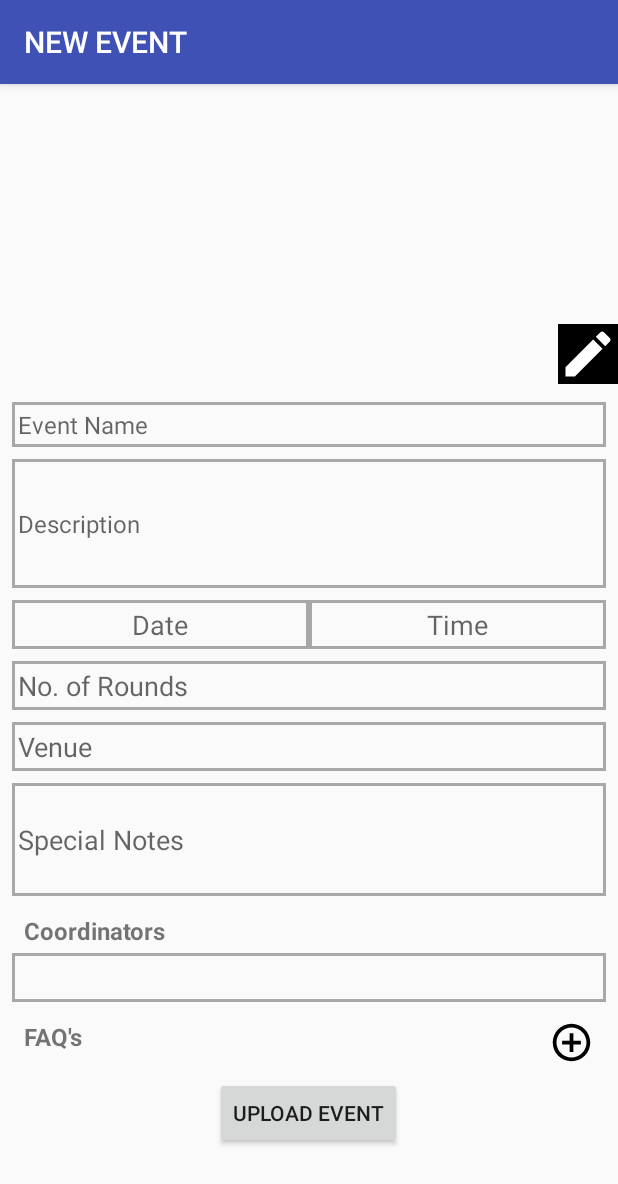
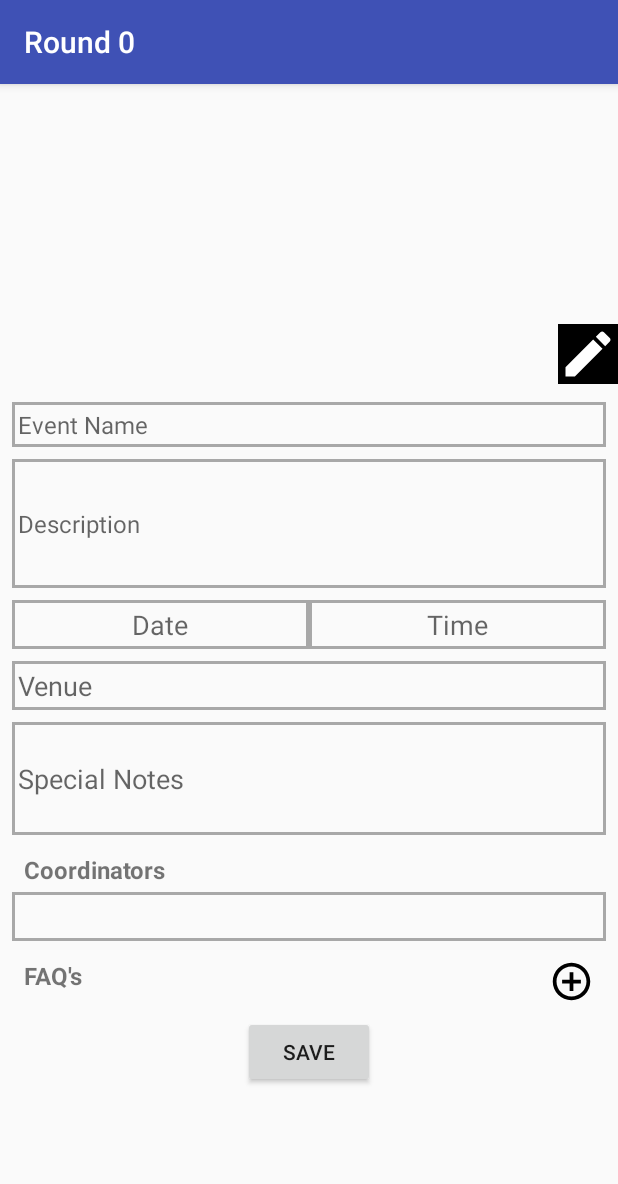
Before and after one commit to Manan-YMCA/FirstCut, an Android app: the AddRoundActivity screen opened directly, with no data from a screen before it, on a phone screen of 412 x 824 dp. Shown: the top 1184 px of the screen. Run offline under Robolectric (Android 15) with nearby library versions, the phone set to English and light mode, and no system bars; our stand-ins replace Firebase (no records; nobody signed in at launch, a user with empty details on screens opened directly); 1 statement that could not run was skipped.

Commit message:
Admin Round Feature Added

```diff
--- a/app/src/main/java/com/manan/dev/shineymca/AdminZone/AddEventActivity.java
+++ b/app/src/main/java/com/manan/dev/shineymca/AdminZone/AddRoundActivity.java
@@ -32,8 +32,6 @@ import android.widget.Toast;
 
 import com.google.android.gms.tasks.Continuation;
 import com.google.android.gms.tasks.OnCompleteListener;
-import com.google.android.gms.tasks.OnFailureListener;
-import com.google.android.gms.tasks.OnSuccessListener;
 import com.google.android.gms.tasks.Task;
 import com.google.firebase.auth.FirebaseAuth;
 import com.google.firebase.database.ChildEventListener;
@@ -41,12 +39,13 @@ import com.google.firebase.database.DataSnapshot;
 import com.google.firebase.database.DatabaseError;
 import com.google.firebase.database.DatabaseReference;
 import com.google.firebase.database.FirebaseDatabase;
+import com.google.firebase.database.ValueEventListener;
 import com.google.firebase.storage.FirebaseStorage;
 import com.google.firebase.storage.StorageReference;
 import com.google.firebase.storage.UploadTask;
 import com.manan.dev.shineymca.Adapters.AutocompleteCoordinatorAdapter;
 import com.manan.dev.shineymca.Models.Coordinator;
-import com.manan.dev.shineymca.Models.Event;
+import com.manan.dev.shineymca.Models.Round;
 import com.manan.dev.shineymca.Models.FAQ;
 import com.manan.dev.shineymca.R;
 import com.manan.dev.shineymca.Utility.Methods;
@@ -60,12 +59,13 @@ import java.util.TimeZone;
 import java.util.UUID;
 
 import static java.lang.Math.min;
+import static java.lang.Math.round;
 import static java.util.Collections.sort;
 
-public class AddEventActivity extends AppCompatActivity {
+public class AddRoundActivity extends AppCompatActivity {
 
     ImageView mPoster, mEditPoster, mAddFaq;
-    EditText mName, mDescription, mDate, mTime, mVenue, mSpecialNotes, mRoundCount;
+    EditText mName, mDescription, mDate, mTime, mVenue, mSpecialNotes, mRoundNumber;
     AutoCompleteTextView mCoordinators;
     LinearLayout mCoordinatorView, mFaqView;
     Button mSubmit;
@@ -74,9 +74,9 @@ public class AddEventActivity extends AppCompatActivity {
     ArrayList<Coordinator> mCoordinatorsAll, mSelectedCorrdinators;
     AutocompleteCoordinatorAdapter coordinatorAdapter;
     final private int REQ_ID_POSTER = 101;
-    Event mCurrEvent;
+    Round mCurrRound;
     Uri mPosterUri;
-    long date, time, roundCount;
+    long date, time, roundNumber;
     ArrayList<EditText> mFaqQuestion, mFaqAnswer;
     ArrayList<FAQ> mFaqs;
     String mClubName;
@@ -85,46 +85,54 @@ public class AddEventActivity extends AppCompatActivity {
     FirebaseAuth mAuth;
     String clubName;
     ProgressDialog mProgressDialog;
+    private DatabaseReference mRoundCount;
 
     @Override
     protected void onCreate(Bundle savedInstanceState) {
         super.onCreate(savedInstanceState);
-        setContentView(R.layout.activity_add_event);
-
+        setContentView(R.layout.activity_add_round);
         initializeVariables();
-
         initForEventUpload();
-
         addOnClickListeners();
-
         setUpAutoCompleteTextView();
-
-
+        eventListeners();
     }
 
+    private void eventListeners() {
+        mRoundCount.addValueEventListener(new ValueEventListener() {
+            @Override
+            public void onDataChange(@NonNull DataSnapshot dataSnapshot) {
+                roundNumber = (long) dataSnapshot.getValue()+1;
+                setTitle("Round "+roundNumber);
+            }
+
+            @Override
+            public void onCancelled(@NonNull DatabaseError databaseError) {
+
+            }
+        });
+    }
 
     private void initForEventUpload() {
         mAuth = FirebaseAuth.getInstance();
         clubName = mAuth.getCurrentUser().getDisplayName();
         mDatabaseRef = FirebaseDatabase.getInstance().getReference().child("Clubs").child(clubName).child("Rounds");
         firebaseStorage = FirebaseStorage.getInstance().getReference();
+        Log.d("ASIF", clubName);
+        mRoundCount = FirebaseDatabase.getInstance().getReference().child("Clubs").child(clubName).child("roundCount");
     }
 
     private void initializeVariables() {
-
-        roundCount = 0;
-
+        roundNumber = 0;
         mPoster = (ImageView) findViewById(R.id.iv_main_poster);
         mEditPoster = (ImageView) findViewById(R.id.iv_edit);
         mAddFaq = (ImageView) findViewById(R.id.iv_add_faq);
-
         mName = (EditText) findViewById(R.id.et_event_name);
         mDescription = (EditText) findViewById(R.id.et_description);
         mDate = (EditText) findViewById(R.id.et_date);
         mTime = (EditText) findViewById(R.id.et_time);
         mVenue = (EditText) findViewById(R.id.et_venue);
         mSpecialNotes = (EditText) findViewById(R.id.et_special_notes);
-        mRoundCount = (EditText) findViewById(R.id.et_rount_count);
 
         mCoordinators = (AutoCompleteTextView) findViewById(R.id.et_coordinators);
 
@@ -133,9 +141,9 @@ public class AddEventActivity extends AppCompatActivity {
 
         mSubmit = (Button) findViewById(R.id.bt_submit);
 
-        mClubName = Methods.getEmailSharedPref(AddEventActivity.this);
+        mClubName = Methods.getEmailSharedPref(AddRoundActivity.this);
         mFaqs = new ArrayList<FAQ>();
-        mCurrEvent = new Event();
+        mCurrRound = new Round();
         mFaqQuestion = new ArrayList<>();
         mFaqAnswer = new ArrayList<>();
         mCoordinatorsAll = new ArrayList<>();
@@ -165,7 +173,7 @@ public class AddEventActivity extends AppCompatActivity {
                 final int mMonth = mcurrentDate.get(java.util.Calendar.MONTH);
                 final int mDay = mcurrentDate.get(java.util.Calendar.DAY_OF_MONTH);
 
-                DatePickerDialog mDatePicker = new DatePickerDialog(AddEventActivity.this, new DatePickerDialog.OnDateSetListener() {
+                DatePickerDialog mDatePicker = new DatePickerDialog(AddRoundActivity.this, new DatePickerDialog.OnDateSetListener() {
                     public void onDateSet(DatePicker datepicker, int selectedyear, int selectedmonth, int selectedday) {
                         java.util.Calendar myCalendar = java.util.Calendar.getInstance();
                         myCalendar.setTimeInMillis(0);
@@ -194,7 +202,7 @@ public class AddEventActivity extends AppCompatActivity {
                 final int mHour = mcurrentDate.get(java.util.Calendar.HOUR_OF_DAY);
                 final int mMinute = mcurrentDate.get(java.util.Calendar.MINUTE);
 
-                TimePickerDialog mTimePicker = new TimePickerDialog(AddEventActivity.this, new TimePickerDialog.OnTimeSetListener() {
+                TimePickerDialog mTimePicker = new TimePickerDialog(AddRoundActivity.this, new TimePickerDialog.OnTimeSetListener() {
                     @Override
                     public void onTimeSet(TimePicker view, int hourOfDay, int minute) {
                         String displayTime = String.format(Locale.ENGLISH, "%02d:%02d", hourOfDay, minute);
@@ -228,7 +236,7 @@ public class AddEventActivity extends AppCompatActivity {
 
 
                 } else {
-                    Toast.makeText(AddEventActivity.this, "Invalid Credentials", Toast.LENGTH_SHORT).show();
+                    Toast.makeText(AddRoundActivity.this, "Invalid Credentials", Toast.LENGTH_SHORT).show();
                 }
 
             }
@@ -247,28 +255,27 @@ public class AddEventActivity extends AppCompatActivity {
 
     //upload new event
     private void uploadEvent() {
-        mCurrEvent = new Event(mPosterUri.toString(), mName.getText().toString(), mDescription.getText().toString(), mVenue.getText().toString(),
-                mSpecialNotes.getText().toString(), mClubName, date, time, mSelectedCorrdinators, mFaqs, roundCount);
-        mDatabaseRef.child("clubEvent").setValue(mCurrEvent).addOnCompleteListener(new OnCompleteListener<Void>() {
+        mCurrRound = new Round(mPosterUri.toString(), mName.getText().toString(), mDescription.getText().toString(),
+                mVenue.getText().toString(), mSpecialNotes.getText().toString(), mClubName, date,
+                time, roundNumber, mSelectedCorrdinators, mFaqs);
+        mDatabaseRef.child(String.valueOf(roundNumber)).setValue(mCurrRound).addOnCompleteListener(new OnCompleteListener<Void>() {
             @Override
             public void onComplete(@NonNull Task<Void> task) {
                 if (task.isSuccessful()) {
-                    roundCount = Long.valueOf(mRoundCount.getText().toString());
-                    mDatabaseRef.child("count").setValue(roundCount).addOnCompleteListener(new OnCompleteListener<Void>() {
+                    mRoundCount.setValue(roundNumber).addOnCompleteListener(new OnCompleteListener<Void>() {
                         @Override
                         public void onComplete(@NonNull Task<Void> task) {
-                            if(task.isSuccessful()){
+                            if (task.isSuccessful()) {
                                 mProgressDialog.dismiss();
-                                Toast.makeText(AddEventActivity.this, "Success", Toast.LENGTH_SHORT).show();
-                            } else {
-                                mProgressDialog.dismiss();
-                                Toast.makeText(AddEventActivity.this, "Failure", Toast.LENGTH_SHORT).show();
+                                Toast.makeText(AddRoundActivity.this, "Success", Toast.LENGTH_SHORT).show();
+                            }else{
+                                Toast.makeText(AddRoundActivity.this, "Asif failed u", Toast.LENGTH_SHORT).show();
                             }
                         }
                     });
                 } else {
                     mProgressDialog.dismiss();
-                    Toast.makeText(AddEventActivity.this, "Failure", Toast.LENGTH_SHORT).show();
+                    Toast.makeText(AddRoundActivity.this, "Failure", Toast.LENGTH_SHORT).show();
 
                 }
 
@@ -278,8 +285,8 @@ public class AddEventActivity extends AppCompatActivity {
 
     //download url of poster
     private void updatePostersBasedOnDownloadURLs() {
-        mProgressDialog = new ProgressDialog(AddEventActivity.this);
-        mProgressDialog.setTitle("Uploading Event");
+        mProgressDialog = new ProgressDialog(AddRoundActivity.this);
+        mProgressDialog.setTitle("Uploading Round");
         mProgressDialog.setMessage("Please Wait");
         mProgressDialog.setCanceledOnTouchOutside(false);
         mProgressDialog.show();
@@ -289,7 +296,7 @@ public class AddEventActivity extends AppCompatActivity {
         String imgName = mPosterUri.getLastPathSegment();
         try {
 
-            bmp = MediaStore.Images.Media.getBitmap(AddEventActivity.this.getContentResolver(), mPosterUri);
+            bmp = MediaStore.Images.Media.getBitmap(AddRoundActivity.this.getContentResolver(), mPosterUri);
             bmp = Bitmap.createScaledBitmap(bmp, 500, (int) ((float) bmp.getHeight() / bmp.getWidth() * 500), true);
             ByteArrayOutputStream boas = new ByteArrayOutputStream();
             bmp.compress(Bitmap.CompressFormat.JPEG, 100, boas);
@@ -331,7 +338,7 @@ public class AddEventActivity extends AppCompatActivity {
     private boolean checkDetails() {
 
         if (!isNetworkAvailable()) {
-            Toast.makeText(AddEventActivity.this, "No Internet Connection", Toast.LENGTH_SHORT).show();
+            Toast.makeText(AddRoundActivity.this, "No Internet Connection", Toast.LENGTH_SHORT).show();
             return false;
         }
         if (mName.getText().toString().equals("")) {
@@ -363,7 +370,7 @@ public class AddEventActivity extends AppCompatActivity {
             return false;
         }
         if (mPosterUri == null) {
-            Toast.makeText(AddEventActivity.this, "Add a poster first", Toast.LENGTH_SHORT).show();
+            Toast.makeText(AddRoundActivity.this, "Add a poster first", Toast.LENGTH_SHORT).show();
             return false;
         }
 
@@ -381,7 +388,7 @@ public class AddEventActivity extends AppCompatActivity {
             }
         }
         if (mFaqs.size() == 0) {
-            Toast.makeText(AddEventActivity.this, "FAQs cannot be empty", Toast.LENGTH_SHORT).show();
+            Toast.makeText(AddRoundActivity.this, "FAQs cannot be empty", Toast.LENGTH_SHORT).show();
             return false;
         }
 
@@ -390,7 +397,7 @@ public class AddEventActivity extends AppCompatActivity {
     }
 
     private void addFaqList() {
-        @SuppressLint("InflateParams") LinearLayout view = (LinearLayout) LayoutInflater.from(AddEventActivity.this).inflate(R.layout.layout_faq, null, false);
+        @SuppressLint("InflateParams") LinearLayout view = (LinearLayout) LayoutInflater.from(AddRoundActivity.this).inflate(R.layout.layout_faq, null, false);
         EditText mQuestion = (EditText) view.findViewById(R.id.et_faq_question);
         EditText mAnswer = (EditText) view.findViewById(R.id.et_faq_answer);
 
@@ -405,7 +412,7 @@ public class AddEventActivity extends AppCompatActivity {
     //adding listeners to Autocomplete text view for adding coordinators.
     private void setUpAutoCompleteTextView() {
 
-        coordinatorAdapter = new AutocompleteCoordinatorAdapter(AddEventActivity.this,
+        coordinatorAdapter = new AutocompleteCoordinatorAdapter(AddRoundActivity.this,
                 R.layout.coordinator_item_view,
                 R.id.coordinator_item_name,
                 mCoordinatorsAll);
@@ -441,7 +448,7 @@ public class AddEventActivity extends AppCompatActivity {
 
 
     private void addCoordinatorToLayout(final Coordinator mCoordinator) {
-        @SuppressLint("InflateParams") final LinearLayout view = (LinearLayout) LayoutInflater.from(AddEventActivity.this).inflate(R.layout.layout_coordinators, null, false);
+        @SuppressLint("InflateParams") final LinearLayout view = (LinearLayout) LayoutInflater.from(AddRoundActivity.this).inflate(R.layout.layout_coordinators, null, false);
         ((TextView) view.findViewById(R.id.tvUserName)).setText(mCoordinator.getCoordName());
         ((TextView) view.findViewById(R.id.tvUserId)).setText(mCoordinator.getCoordPhone());
 
@@ -556,7 +563,7 @@ public class AddEventActivity extends AppCompatActivity {
     private void updateList() {
         sort(mCoordinatorsAll);
         coordinatorAdapter = new AutocompleteCoordinatorAdapter(
-                AddEventActivity.this,
+                AddRoundActivity.this,
                 R.layout.coordinator_item_view,
                 R.id.coordinator_item_name,
                 mCoordinatorsAll
--- /dev/null
+++ b/app/src/main/res/drawable/ic_add_circle_black_24dp.xml
@@ -0,0 +1,5 @@
+<vector android:alpha="0.67" android:height="50dp"
+    android:viewportHeight="24.0" android:viewportWidth="24.0"
+    android:width="50dp" xmlns:android="http://schemas.android.com/apk/res/android">
+    <path android:fillColor="#FF000000" android:pathData="M12,2C6.48,2 2,6.48 2,12s4.48,10 10,10 10,-4.48 10,-10S17.52,2 12,2zM17,13h-4v4h-2v-4L7,13v-2h4L11,7h2v4h4v2z"/>
+</vector>
--- /dev/null
+++ b/app/src/main/res/drawable/ic_edit_black_24dp.xml
@@ -0,0 +1,5 @@
+<vector android:alpha="0.67" android:height="40dp"
+    android:viewportHeight="24.0" android:viewportWidth="24.0"
+    android:width="40dp" xmlns:android="http://schemas.android.com/apk/res/android">
+    <path android:fillColor="#FF000000" android:pathData="M3,17.25V21h3.75L17.81,9.94l-3.75,-3.75L3,17.25zM20.71,7.04c0.39,-0.39 0.39,-1.02 0,-1.41l-2.34,-2.34c-0.39,-0.39 -1.02,-0.39 -1.41,0l-1.83,1.83 3.75,3.75 1.83,-1.83z"/>
+</vector>
--- a/app/src/main/res/layout/activity_add_event.xml
+++ b/app/src/main/res/layout/activity_add_round.xml
@@ -3,7 +3,7 @@
     xmlns:tools="http://schemas.android.com/tools"
     android:layout_width="match_parent"
     android:layout_height="match_parent"
-    tools:context=".AdminZone.AddEventActivity">
+    tools:context=".AdminZone.AddRoundActivity">
 
     <RelativeLayout
         android:layout_width="match_parent"
@@ -97,15 +97,6 @@
 
             </LinearLayout>
 
-            <EditText
-                android:id="@+id/et_rount_count"
-                android:layout_width="match_parent"
-                android:layout_height="wrap_content"
-                android:layout_marginTop="8dp"
-                android:background="@drawable/background_edit_text"
-                android:padding="4dp"
-                android:inputType="phone"
-                android:hint="No. of Rounds"/>
 
             <EditText
                 android:id="@+id/et_venue"
@@ -196,7 +187,7 @@
                     android:layout_width="wrap_content"
                     android:layout_height="wrap_content"
                     android:layout_centerInParent="true"
-                    android:text="Upload Event" />
+                    android:text="Save" />
             </RelativeLayout>
 
         </LinearLayout>
--- a/app/src/main/res/layout/activity_admin_home.xml
+++ b/app/src/main/res/layout/activity_admin_home.xml
@@ -19,14 +19,14 @@
         android:textSize="20dp" />
 
     <TextView
-        android:id="@+id/tv_add_event"
+        android:id="@+id/admin_home_rounds_all"
         android:layout_width="match_parent"
         android:layout_height="0dp"
         android:layout_marginTop="18dp"
         android:layout_weight="1"
         android:gravity="center"
         android:padding="8dp"
-        android:text="Add/View Event"
+        android:text="Rounds"
         android:textAlignment="center"
         android:textSize="20dp" />
 
--- a/app/src/main/res/layout/card_front_club.xml
+++ b/app/src/main/res/layout/card_front_club.xml
@@ -1,9 +1,10 @@
 <?xml version="1.0" encoding="utf-8"?>
 <LinearLayout xmlns:android="http://schemas.android.com/apk/res/android"
     xmlns:app="http://schemas.android.com/apk/res-auto"
-    android:layout_width="200dp" android:layout_height="200dp"
+    android:layout_width="match_parent" android:layout_height="match_parent"
     android:id="@+id/single_club_front"
-    android:orientation="vertical">
+    android:orientation="vertical"
+    android:background="@color/white">
 
     <ImageView
         android:id="@+id/single_club_image"
```
Also changed, not shown: app/src/main/AndroidManifest.xml (+5 -5 lines), app/src/main/java/com/manan/dev/shineymca/AdminZone/AdminAllRoundsActivity.java (added, +94 -0 lines), app/src/main/java/com/manan/dev/shineymca/AdminZone/AdminHomeActivity.java (+6 -8 lines), app/src/main/java/com/manan/dev/shineymca/Fragments/HomeFragment.java (+9 -0 lines), app/src/main/java/com/manan/dev/shineymca/Models/Round.java (renamed from app/src/main/java/com/manan/dev/shineymca/Models/Event.java, +12 -29 lines), app/src/main/res/layout/activity_admin_rounds_all.xml (added, +38 -0 lines), app/src/main/res/layout/admin_single_round_in_admin_rounds_all_card.xml (added, +42 -0 lines), app/src/main/res/layout/card_back_club.xml (+5 -5 lines), app/src/main/res/layout/single_club_layout.xml (+5 -4 lines).
